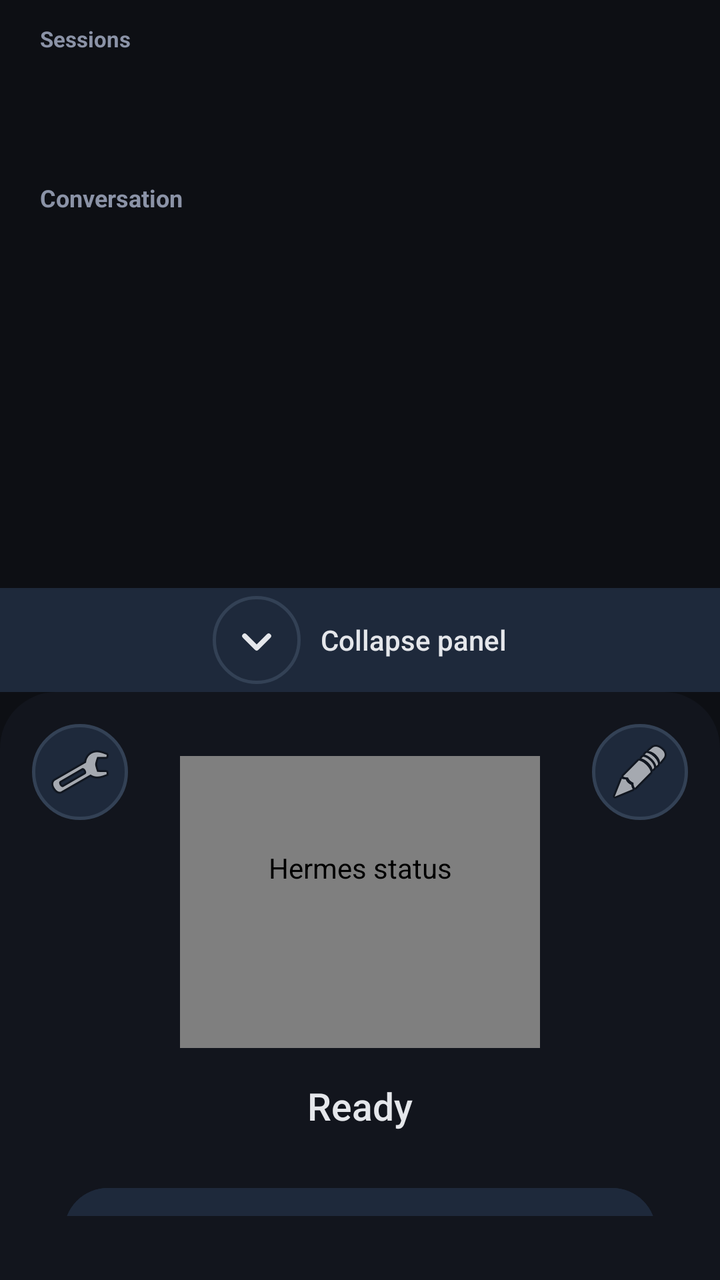
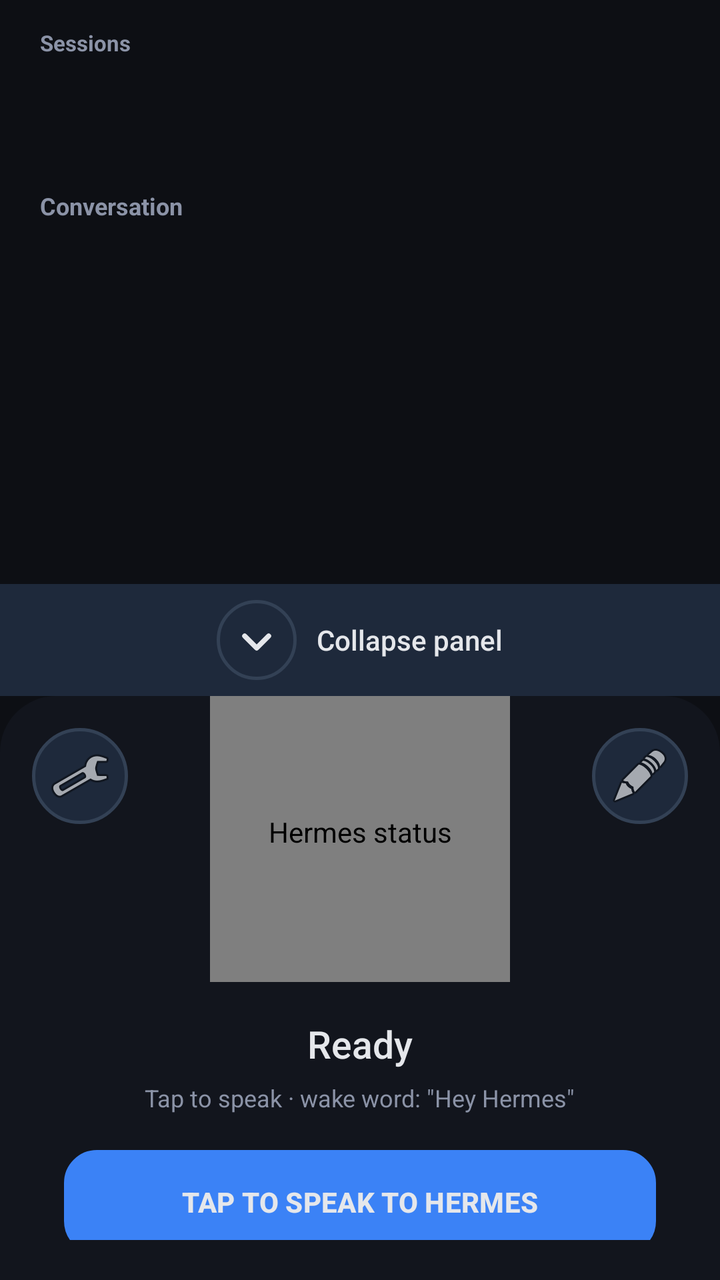

Two renders of the same Android screen: before a commit and after it. Below are the layout's source before the change and the commit's diff.
<!-- AndroidManifest.xml: application theme Theme.HermesAssistant -->
<!-- res/layout/activity_main.xml -->
<?xml version="1.0" encoding="utf-8"?>
<LinearLayout xmlns:android="http://schemas.android.com/apk/res/android"
    android:layout_width="match_parent"
    android:layout_height="match_parent"
    android:background="#0D0F14"
    android:orientation="vertical">

    
    <LinearLayout
        android:id="@+id/chatSection"
        android:layout_width="match_parent"
        android:layout_height="0dp"
        android:layout_weight="1"
        android:orientation="vertical">

        <TextView
            android:id="@+id/sessionLabel"
            android:layout_width="match_parent"
            android:layout_height="wrap_content"
            android:paddingStart="20dp"
            android:paddingTop="12dp"
            android:paddingEnd="20dp"
            android:paddingBottom="4dp"
            android:text="Sessions"
            android:textColor="#8B93A7"
            android:textSize="11sp"
            android:textStyle="bold" />

        <HorizontalScrollView
            android:id="@+id/sessionChipsScroll"
            android:layout_width="match_parent"
            android:layout_height="48dp"
            android:scrollbars="horizontal"
            android:fadeScrollbars="true"
            android:scrollbarSize="3dp"
            android:overScrollMode="ifContentScrolls"
            android:clipToPadding="false"
            android:paddingStart="16dp"
            android:paddingEnd="16dp">

            <LinearLayout
                android:id="@+id/sessionChipsRow"
                android:layout_width="wrap_content"
                android:layout_height="match_parent"
                android:gravity="center_vertical"
                android:orientation="horizontal" />
        </HorizontalScrollView>

        <TextView
            android:id="@+id/historyHeader"
            android:layout_width="match_parent"
            android:layout_height="wrap_content"
            android:paddingStart="20dp"
            android:paddingTop="12dp"
            android:paddingEnd="20dp"
            android:paddingBottom="8dp"
            android:text="Conversation"
            android:textColor="#8B93A7"
            android:textSize="12sp"
            android:textStyle="bold" />

        <ScrollView
            android:id="@+id/historyScroll"
            android:layout_width="match_parent"
            android:layout_height="0dp"
            android:layout_weight="1"
            android:fillViewport="true"
            android:scrollbars="vertical">

            <LinearLayout
                android:id="@+id/historyList"
                android:layout_width="match_parent"
                android:layout_height="wrap_content"
                android:orientation="vertical"
                android:paddingStart="16dp"
                android:paddingEnd="16dp"
                android:paddingBottom="8dp" />
        </ScrollView>

        
        <LinearLayout
            android:id="@+id/textInputRow"
            android:layout_width="match_parent"
            android:layout_height="wrap_content"
            android:orientation="horizontal"
            android:paddingStart="16dp"
            android:paddingEnd="16dp"
            android:paddingBottom="8dp"
            android:visibility="gone">

            <EditText
                android:id="@+id/textInput"
                android:layout_width="0dp"
                android:layout_height="48dp"
                android:layout_weight="1"
                android:background="@drawable/text_input_background"
                android:hint="Type a message..."
                android:imeOptions="actionSend"
                android:inputType="text"
                android:maxLines="1"
                android:paddingStart="16dp"
                android:paddingEnd="16dp"
                android:textColor="#E5E7EB"
                android:textColorHint="#8B93A7"
                android:textSize="14sp" />

            <ImageButton
                android:id="@+id/sendButton"
                android:layout_width="48dp"
                android:layout_height="48dp"
                android:layout_marginStart="8dp"
                android:backgroundTint="#1E293B"
                android:contentDescription="Send message"
                android:src="@android:drawable/ic_menu_send" />
        </LinearLayout>
    </LinearLayout>

    
    <LinearLayout
        android:id="@+id/panelCollapseBar"
        android:layout_width="match_parent"
        android:layout_height="52dp"
        android:background="#1E293B"
        android:clickable="true"
        android:focusable="true"
        android:gravity="center"
        android:orientation="horizontal">

        <ImageButton
            android:id="@+id/panelToggleButton"
            android:layout_width="44dp"
            android:layout_height="44dp"
            android:clickable="false"
            android:focusable="false"
            android:background="@drawable/circle_icon_background"
            android:contentDescription="Collapse / expand assistant panel"
            android:padding="11dp"
            android:src="@drawable/ic_chevron_down" />

        <TextView
            android:id="@+id/panelToggleLabel"
            android:layout_width="wrap_content"
            android:layout_height="wrap_content"
            android:layout_marginStart="10dp"
            android:fontFamily="sans-serif-medium"
            android:text="Collapse panel"
            android:textColor="#E5E7EB"
            android:textSize="14sp" />
    </LinearLayout>

    
    <FrameLayout
        android:id="@+id/assistantPanel"
        android:layout_width="match_parent"
        android:layout_height="0dp"
        android:layout_weight="1"
        android:background="@drawable/panel_background">

        <LinearLayout
            android:layout_width="match_parent"
            android:layout_height="match_parent"
            android:gravity="center"
            android:orientation="vertical"
            android:padding="32dp">

            <com.example.hermesassistant.StatusRingView
                android:id="@+id/statusRing"
                android:layout_width="180dp"
                android:layout_height="180dp"
                android:contentDescription="Hermes status" />

            <TextView
                android:id="@+id/statusText"
                android:layout_width="match_parent"
                android:layout_height="wrap_content"
                android:layout_marginTop="16dp"
                android:ellipsize="end"
                android:fontFamily="sans-serif-medium"
                android:gravity="center"
                android:maxLines="1"
                android:text="Ready"
                android:textColor="#E5E7EB"
                android:textSize="19sp" />

            <TextView
                android:id="@+id/subText"
                android:layout_width="wrap_content"
                android:layout_height="wrap_content"
                android:layout_marginTop="8dp"
                android:gravity="center"
                android:text="Tap to speak · wake word: &quot;Hey Hermes&quot;"
                android:textColor="#8B93A7"
                android:textSize="12sp" />

            <Button
                android:id="@+id/speakButton"
                android:layout_width="match_parent"
                android:layout_height="52dp"
                android:layout_marginTop="16dp"
                android:backgroundTint="#1E293B"
                android:text="TAP TO SPEAK TO HERMES"
                android:textColor="#E5E7EB"
                android:textSize="14sp"
                android:textStyle="bold" />
        </LinearLayout>

        
        <ImageButton
            android:id="@+id/typeToggleButton"
            android:layout_width="48dp"
            android:layout_height="48dp"
            android:layout_gravity="top|end"
            android:layout_marginTop="16dp"
            android:layout_marginEnd="16dp"
            android:background="@drawable/circle_icon_background"
            android:contentDescription="Type a message"
            android:padding="12dp"
            android:src="@android:drawable/ic_menu_edit" />

        
        <ImageButton
            android:id="@+id/settingsButton"
            android:layout_width="48dp"
            android:layout_height="48dp"
            android:layout_gravity="top|start"
            android:layout_marginTop="16dp"
            android:layout_marginStart="16dp"
            android:background="@drawable/circle_icon_background"
            android:contentDescription="Settings"
            android:padding="12dp"
            android:src="@android:drawable/ic_menu_preferences" />
    </FrameLayout>
</LinearLayout>
<!-- resources referenced by this layout -->
<resources>
  <!-- drawable circle_icon_background (drawable) -->
  <?xml version="1.0" encoding="utf-8"?>
  <shape xmlns:android="http://schemas.android.com/apk/res/android"
      android:shape="oval">
      <solid android:color="#1E293B" />
      <stroke
          android:width="1.5dp"
          android:color="#334155" />
  </shape>
  <!-- drawable ic_chevron_down (drawable) -->
  <?xml version="1.0" encoding="utf-8"?>
  <vector xmlns:android="http://schemas.android.com/apk/res/android"
      android:width="24dp"
      android:height="24dp"
      android:viewportWidth="24"
      android:viewportHeight="24">
      <path
          android:pathData="M6,10 L12,16 L18,10"
          android:strokeColor="#E5E7EB"
          android:strokeWidth="2.5"
          android:strokeLineCap="round"
          android:strokeLineJoin="round"
          android:fillColor="#00000000" />
  </vector>
  <!-- drawable panel_background (drawable) -->
  <?xml version="1.0" encoding="utf-8"?>
  <shape xmlns:android="http://schemas.android.com/apk/res/android"
      android:shape="rectangle">
      <solid android:color="#12151D" />
      <corners android:topLeftRadius="28dp" android:topRightRadius="28dp" />
  </shape>
  <!-- drawable text_input_background (drawable) -->
  <?xml version="1.0" encoding="utf-8"?>
  <shape xmlns:android="http://schemas.android.com/apk/res/android"
      android:shape="rectangle">
      <solid android:color="#1E293B" />
      <corners android:radius="24dp" />
      <stroke
          android:width="1dp"
          android:color="#334155" />
  </shape>
  <style name="Theme.HermesAssistant" parent="Base.Theme.HermesAssistant">
          <item name="android:forceDarkAllowed" tools:targetApi="q">false</item>
      </style>
  <style name="Base.Theme.HermesAssistant" parent="Theme.Material3.DayNight.NoActionBar">
          <item name="android:windowBackground">@color/background_dark</item>
          <item name="android:statusBarColor">@color/background_dark</item>
          <item name="android:navigationBarColor">@color/background_dark</item>
          <item name="colorPrimary">@color/accent_blue</item>
          <item name="colorOnPrimary">@color/text_primary</item>
          <item name="colorSecondary">@color/accent_green</item>
          <item name="colorOnSecondary">@color/background_dark</item>
          <item name="android:windowLightStatusBar">false</item>
      </style>
  <color name="background_dark">#0D0F14</color>
  <color name="accent_blue">#3B82F6</color>
  <color name="text_primary">#E5E7EB</color>
  <color name="accent_green">#10B981</color>
</resources>

<!-- the commit's change to res/layout/activity_main.xml (unified diff, before → after) -->
@@ -18,7 +18,7 @@
             android:layout_width="match_parent"
             android:layout_height="wrap_content"
             android:paddingStart="20dp"
-            android:paddingTop="12dp"
+            android:paddingTop="14dp"
             android:paddingEnd="20dp"
             android:paddingBottom="4dp"
             android:text="Sessions"
@@ -51,9 +51,9 @@
             android:layout_width="match_parent"
             android:layout_height="wrap_content"
             android:paddingStart="20dp"
-            android:paddingTop="12dp"
+            android:paddingTop="14dp"
             android:paddingEnd="20dp"
-            android:paddingBottom="8dp"
+            android:paddingBottom="10dp"
             android:text="Conversation"
             android:textColor="#8B93A7"
             android:textSize="12sp"
@@ -65,7 +65,8 @@
             android:layout_height="0dp"
             android:layout_weight="1"
             android:fillViewport="true"
-            android:scrollbars="vertical">
+            android:scrollbars="vertical"
+            android:overScrollMode="ifContentScrolls">
 
             <LinearLayout
                 android:id="@+id/historyList"
@@ -74,7 +75,7 @@
                 android:orientation="vertical"
                 android:paddingStart="16dp"
                 android:paddingEnd="16dp"
-                android:paddingBottom="8dp" />
+                android:paddingBottom="10dp" />
         </ScrollView>
 
         
@@ -85,7 +86,8 @@
             android:orientation="horizontal"
             android:paddingStart="16dp"
             android:paddingEnd="16dp"
-            android:paddingBottom="8dp"
+            android:paddingTop="4dp"
+            android:paddingBottom="10dp"
             android:visibility="gone">
 
             <EditText
@@ -108,9 +110,10 @@
                 android:id="@+id/sendButton"
                 android:layout_width="48dp"
                 android:layout_height="48dp"
-                android:layout_marginStart="8dp"
-                android:backgroundTint="#1E293B"
+                android:layout_marginStart="10dp"
+                android:background="@drawable/circle_icon_background"
                 android:contentDescription="Send message"
+                android:padding="12dp"
                 android:src="@android:drawable/ic_menu_send" />
         </LinearLayout>
     </LinearLayout>
@@ -119,7 +122,7 @@
     <LinearLayout
         android:id="@+id/panelCollapseBar"
         android:layout_width="match_parent"
-        android:layout_height="52dp"
+        android:layout_height="56dp"
         android:background="#1E293B"
         android:clickable="true"
         android:focusable="true"
@@ -128,13 +131,13 @@
 
         <ImageButton
             android:id="@+id/panelToggleButton"
-            android:layout_width="44dp"
-            android:layout_height="44dp"
+            android:layout_width="40dp"
+            android:layout_height="40dp"
             android:clickable="false"
             android:focusable="false"
             android:background="@drawable/circle_icon_background"
             android:contentDescription="Collapse / expand assistant panel"
-            android:padding="11dp"
+            android:padding="10dp"
             android:src="@drawable/ic_chevron_down" />
 
         <TextView
@@ -146,6 +149,37 @@
             android:text="Collapse panel"
             android:textColor="#E5E7EB"
             android:textSize="14sp" />
+
+        
+        <TextView
+            android:id="@+id/panelStripStatus"
+            android:layout_width="0dp"
+            android:layout_height="wrap_content"
+            android:layout_marginStart="12dp"
+            android:layout_weight="1"
+            android:ellipsize="end"
+            android:fontFamily="sans-serif-medium"
+            android:maxLines="1"
+            android:text="Listening for &quot;Hey Hermes&quot;"
+            android:textColor="#8B93A7"
+            android:textSize="13sp"
+            android:visibility="gone" />
+
+        <Button
+            android:id="@+id/panelStripSpeakButton"
+            android:layout_width="wrap_content"
+            android:layout_height="40dp"
+            android:layout_marginStart="8dp"
+            android:layout_marginEnd="12dp"
+            android:background="@drawable/primary_button_background"
+            android:minWidth="0dp"
+            android:paddingStart="16dp"
+            android:paddingEnd="16dp"
+            android:text="SPEAK"
+            android:textColor="#E5E7EB"
+            android:textSize="12sp"
+            android:textStyle="bold"
+            android:visibility="gone" />
     </LinearLayout>
 
     
@@ -161,19 +195,21 @@
             android:layout_height="match_parent"
             android:gravity="center"
             android:orientation="vertical"
-            android:padding="32dp">
+            android:paddingStart="32dp"
+            android:paddingEnd="32dp"
+            android:paddingBottom="20dp">
 
             <com.example.hermesassistant.StatusRingView
                 android:id="@+id/statusRing"
-                android:layout_width="180dp"
-                android:layout_height="180dp"
+                android:layout_width="150dp"
+                android:layout_height="150dp"
                 android:contentDescription="Hermes status" />
 
             <TextView
                 android:id="@+id/statusText"
                 android:layout_width="match_parent"
                 android:layout_height="wrap_content"
-                android:layout_marginTop="16dp"
+                android:layout_marginTop="18dp"
                 android:ellipsize="end"
                 android:fontFamily="sans-serif-medium"
                 android:gravity="center"
@@ -186,7 +222,7 @@
                 android:id="@+id/subText"
                 android:layout_width="wrap_content"
                 android:layout_height="wrap_content"
-                android:layout_marginTop="8dp"
+                android:layout_marginTop="6dp"
                 android:gravity="center"
                 android:text="Tap to speak · wake word: &quot;Hey Hermes&quot;"
                 android:textColor="#8B93A7"
@@ -196,8 +232,8 @@
                 android:id="@+id/speakButton"
                 android:layout_width="match_parent"
                 android:layout_height="52dp"
-                android:layout_marginTop="16dp"
-                android:backgroundTint="#1E293B"
+                android:layout_marginTop="18dp"
+                android:background="@drawable/primary_button_background"
                 android:text="TAP TO SPEAK TO HERMES"
                 android:textColor="#E5E7EB"
                 android:textSize="14sp"
<!-- resource entries referenced after the edit -->
@@ -31,6 +31,16 @@
       <solid android:color="#12151D" />
       <corners android:topLeftRadius="28dp" android:topRightRadius="28dp" />
   </shape>
+  <!-- drawable primary_button_background (drawable) -->
+  <?xml version="1.0" encoding="utf-8"?>
+  <shape xmlns:android="http://schemas.android.com/apk/res/android"
+      android:shape="rectangle">
+      <solid android:color="#1E293B" />
+      <corners android:radius="16dp" />
+      <stroke
+          android:width="1dp"
+          android:color="#334155" />
+  </shape>
   <!-- drawable text_input_background (drawable) -->
   <?xml version="1.0" encoding="utf-8"?>
   <shape xmlns:android="http://schemas.android.com/apk/res/android"
